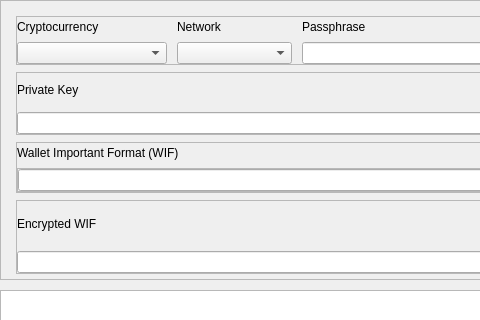
Qt form desktop/ui/bip38.ui (talonlab/bip38-desktop) before a commit; both pictures show x 0 to 480 and y 0 to 320 of the 900 by 491 pixel window.
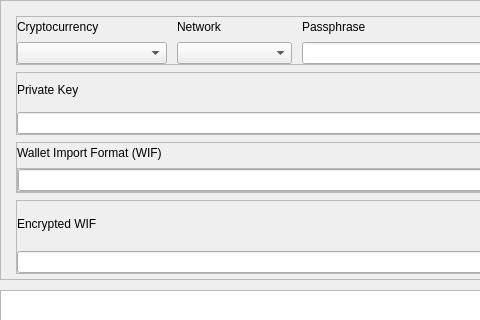
The same form after that commit.

The edit to the form file:
```diff
--- a/desktop/ui/bip38.ui
+++ b/desktop/ui/bip38.ui
@@ -740,7 +740,7 @@
                     <item>
                      <widget class="QLabel" name="noECWIFQLabel">
                       <property name="text">
-                       <string>Wallet Important Format (WIF)</string>
+                       <string>Wallet Import Format (WIF)</string>
                       </property>
                      </widget>
                     </item>
```
